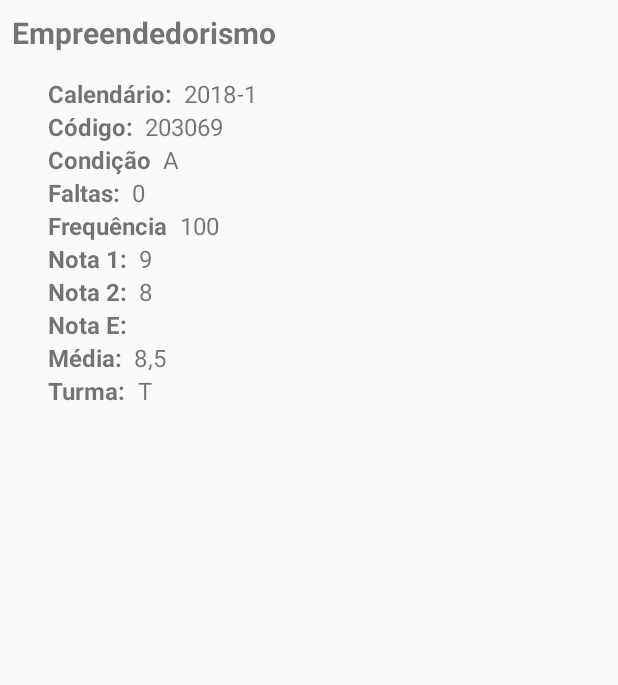
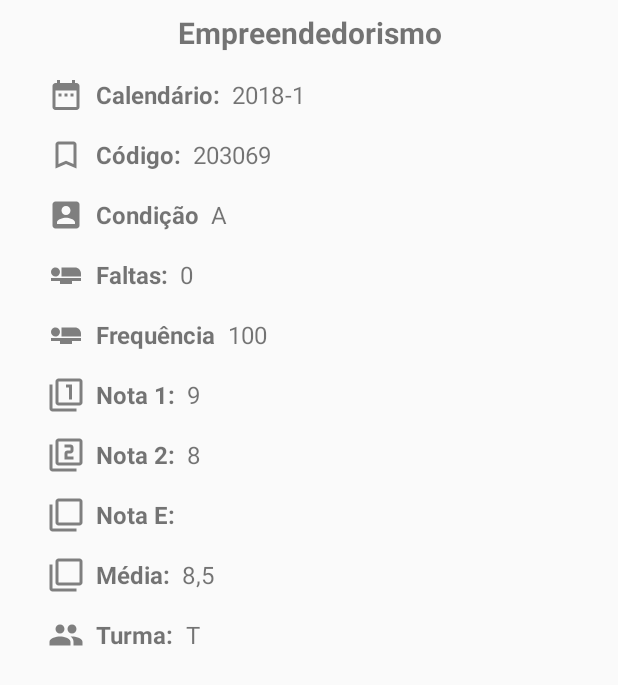
Before and after one commit to pedromneto97/uepgacadonline-api, an Android app: the layout item_grade.xml on its own in the app's theme, with its tools: preview values and no code run, on a phone screen of 412 x 824 dp. Shown: the top 685 px of the screen. Run offline under Robolectric (Android 15) with nearby library versions, the phone set to English and light mode, and no system bars.

Commit message:
update icons

```diff
--- /dev/null
+++ b/app/src/main/res/drawable/ic_account_box_black_24dp.xml
@@ -0,0 +1,9 @@
+<vector xmlns:android="http://schemas.android.com/apk/res/android"
+        android:width="24dp"
+        android:height="24dp"
+        android:viewportWidth="24.0"
+        android:viewportHeight="24.0">
+    <path
+        android:fillColor="#FF000000"
+        android:pathData="M3,5v14c0,1.1 0.89,2 2,2h14c1.1,0 2,-0.9 2,-2L21,5c0,-1.1 -0.9,-2 -2,-2L5,3c-1.11,0 -2,0.9 -2,2zM15,9c0,1.66 -1.34,3 -3,3s-3,-1.34 -3,-3 1.34,-3 3,-3 3,1.34 3,3zM6,17c0,-2 4,-3.1 6,-3.1s6,1.1 6,3.1v1L6,18v-1z"/>
+</vector>
--- /dev/null
+++ b/app/src/main/res/drawable/ic_airline_seat_flat_black_24dp.xml
@@ -0,0 +1,9 @@
+<vector xmlns:android="http://schemas.android.com/apk/res/android"
+        android:width="24dp"
+        android:height="24dp"
+        android:viewportWidth="24.0"
+        android:viewportHeight="24.0">
+    <path
+        android:fillColor="#FF000000"
+        android:pathData="M22,11v2L9,13L9,7h9c2.21,0 4,1.79 4,4zM2,14v2h6v2h8v-2h6v-2L2,14zM7.14,12.1c1.16,-1.19 1.14,-3.08 -0.04,-4.24 -1.19,-1.16 -3.08,-1.14 -4.24,0.04 -1.16,1.19 -1.14,3.08 0.04,4.24 1.19,1.16 3.08,1.14 4.24,-0.04z"/>
+</vector>
--- /dev/null
+++ b/app/src/main/res/drawable/ic_date_range_black_24dp.xml
@@ -0,0 +1,9 @@
+<vector xmlns:android="http://schemas.android.com/apk/res/android"
+        android:width="24dp"
+        android:height="24dp"
+        android:viewportWidth="24.0"
+        android:viewportHeight="24.0">
+    <path
+        android:fillColor="#FF000000"
+        android:pathData="M9,11L7,11v2h2v-2zM13,11h-2v2h2v-2zM17,11h-2v2h2v-2zM19,4h-1L18,2h-2v2L8,4L8,2L6,2v2L5,4c-1.11,0 -1.99,0.9 -1.99,2L3,20c0,1.1 0.89,2 2,2h14c1.1,0 2,-0.9 2,-2L21,6c0,-1.1 -0.9,-2 -2,-2zM19,20L5,20L5,9h14v11z"/>
+</vector>
--- /dev/null
+++ b/app/src/main/res/drawable/ic_filter_1_black_24dp.xml
@@ -0,0 +1,9 @@
+<vector xmlns:android="http://schemas.android.com/apk/res/android"
+        android:width="24dp"
+        android:height="24dp"
+        android:viewportWidth="24.0"
+        android:viewportHeight="24.0">
+    <path
+        android:fillColor="#FF000000"
+        android:pathData="M3,5L1,5v16c0,1.1 0.9,2 2,2h16v-2L3,21L3,5zM14,15h2L16,5h-4v2h2v8zM21,1L7,1c-1.1,0 -2,0.9 -2,2v14c0,1.1 0.9,2 2,2h14c1.1,0 2,-0.9 2,-2L23,3c0,-1.1 -0.9,-2 -2,-2zM21,17L7,17L7,3h14v14z"/>
+</vector>
--- /dev/null
+++ b/app/src/main/res/drawable/ic_filter_2_black_24dp.xml
@@ -0,0 +1,9 @@
+<vector xmlns:android="http://schemas.android.com/apk/res/android"
+        android:width="24dp"
+        android:height="24dp"
+        android:viewportWidth="24.0"
+        android:viewportHeight="24.0">
+    <path
+        android:fillColor="#FF000000"
+        android:pathData="M3,5L1,5v16c0,1.1 0.9,2 2,2h16v-2L3,21L3,5zM21,1L7,1c-1.1,0 -2,0.9 -2,2v14c0,1.1 0.9,2 2,2h14c1.1,0 2,-0.9 2,-2L23,3c0,-1.1 -0.9,-2 -2,-2zM21,17L7,17L7,3h14v14zM17,13h-4v-2h2c1.1,0 2,-0.89 2,-2L17,7c0,-1.11 -0.9,-2 -2,-2h-4v2h4v2h-2c-1.1,0 -2,0.89 -2,2v4h6v-2z"/>
+</vector>
--- /dev/null
+++ b/app/src/main/res/drawable/ic_filter_none_black_24dp.xml
@@ -0,0 +1,9 @@
+<vector xmlns:android="http://schemas.android.com/apk/res/android"
+        android:width="24dp"
+        android:height="24dp"
+        android:viewportWidth="24.0"
+        android:viewportHeight="24.0">
+    <path
+        android:fillColor="#FF000000"
+        android:pathData="M3,5L1,5v16c0,1.1 0.9,2 2,2h16v-2L3,21L3,5zM21,1L7,1c-1.1,0 -2,0.9 -2,2v14c0,1.1 0.9,2 2,2h14c1.1,0 2,-0.9 2,-2L23,3c0,-1.1 -0.9,-2 -2,-2zM21,17L7,17L7,3h14v14z"/>
+</vector>
--- /dev/null
+++ b/app/src/main/res/drawable/ic_group_black_24dp.xml
@@ -0,0 +1,9 @@
+<vector xmlns:android="http://schemas.android.com/apk/res/android"
+        android:width="24dp"
+        android:height="24dp"
+        android:viewportWidth="24.0"
+        android:viewportHeight="24.0">
+    <path
+        android:fillColor="#FF000000"
+        android:pathData="M16,11c1.66,0 2.99,-1.34 2.99,-3S17.66,5 16,5c-1.66,0 -3,1.34 -3,3s1.34,3 3,3zM8,11c1.66,0 2.99,-1.34 2.99,-3S9.66,5 8,5C6.34,5 5,6.34 5,8s1.34,3 3,3zM8,13c-2.33,0 -7,1.17 -7,3.5L1,19h14v-2.5c0,-2.33 -4.67,-3.5 -7,-3.5zM16,13c-0.29,0 -0.62,0.02 -0.97,0.05 1.16,0.84 1.97,1.97 1.97,3.45L17,19h6v-2.5c0,-2.33 -4.67,-3.5 -7,-3.5z"/>
+</vector>
--- /dev/null
+++ b/app/src/main/res/drawable/ic_turned_in_not_black_24dp.xml
@@ -0,0 +1,9 @@
+<vector xmlns:android="http://schemas.android.com/apk/res/android"
+        android:width="24dp"
+        android:height="24dp"
+        android:viewportWidth="24.0"
+        android:viewportHeight="24.0">
+    <path
+        android:fillColor="#FF000000"
+        android:pathData="M17,3L7,3c-1.1,0 -1.99,0.9 -1.99,2L5,21l7,-3 7,3L19,5c0,-1.1 -0.9,-2 -2,-2zM17,18l-5,-2.18L7,18L7,5h10v13z"/>
+</vector>
--- a/app/src/main/res/layout/item_grade.xml
+++ b/app/src/main/res/layout/item_grade.xml
@@ -5,13 +5,13 @@
     android:orientation="vertical">
 
     <TextView
-        android:layout_width="wrap_content"
+        android:layout_width="match_parent"
         android:layout_height="wrap_content"
         android:text="Empreendedorismo"
         android:textSize="20sp"
         android:textStyle="bold"
-        android:paddingLeft="8dp"
-        android:paddingTop="8dp"
+        android:padding="8dp"
+        android:gravity="center_horizontal"
         android:id="@+id/item_grade_name"/>
 
     <LinearLayout
@@ -19,22 +19,32 @@
         android:layout_height="wrap_content"
         android:orientation="horizontal">
 
+        <ImageView
+            android:layout_width="wrap_content"
+            android:layout_height="wrap_content"
+            android:src="@drawable/ic_date_range_black_24dp"
+            android:layout_marginTop="8dp"
+            android:layout_marginBottom="8dp"
+            android:paddingRight="8dp"
+            android:paddingLeft="32dp"
+            android:tint="#7f7f7f"/>
+
         <TextView
             android:layout_width="wrap_content"
-            android:layout_height="wrap_content"
+            android:layout_height="match_parent"
             android:text="Calendário:"
             android:textSize="16sp"
             android:textStyle="bold"
-            android:paddingLeft="32dp"
             android:paddingRight="8dp"
-            android:paddingTop="16dp"/>
+            android:gravity="center_vertical"/>
 
         <TextView
             android:layout_width="wrap_content"
-            android:layout_height="wrap_content"
+            android:layout_height="match_parent"
             android:text="2018-1"
             android:textSize="16sp"
-            android:id="@+id/item_grade_calendar"/>
+            android:id="@+id/item_grade_calendar"
+            android:gravity="center_vertical"/>
 
     </LinearLayout>
 
@@ -43,21 +53,32 @@
         android:layout_height="wrap_content"
         android:orientation="horizontal">
 
+        <ImageView
+            android:layout_width="wrap_content"
+            android:layout_height="wrap_content"
+            android:src="@drawable/ic_turned_in_not_black_24dp"
+            android:layout_marginTop="8dp"
+            android:layout_marginBottom="8dp"
+            android:paddingRight="8dp"
+            android:paddingLeft="32dp"
+            android:tint="#7f7f7f"/>
+
         <TextView
             android:layout_width="wrap_content"
-            android:layout_height="wrap_content"
+            android:layout_height="match_parent"
             android:text="Código:"
             android:textSize="16sp"
             android:textStyle="bold"
-            android:paddingLeft="32dp"
-            android:paddingRight="8dp"/>
+            android:paddingRight="8dp"
+            android:gravity="center_vertical"/>
 
         <TextView
             android:layout_width="wrap_content"
-            android:layout_height="wrap_content"
+            android:layout_height="match_parent"
             android:text="203069"
             android:textSize="16sp"
-            android:id="@+id/item_grade_cod"/>
+            android:id="@+id/item_grade_cod"
+            android:gravity="center_vertical"/>
 
     </LinearLayout>
 
@@ -66,21 +87,32 @@
         android:layout_height="wrap_content"
         android:orientation="horizontal">
 
+        <ImageView
+            android:layout_width="wrap_content"
+            android:layout_height="wrap_content"
+            android:src="@drawable/ic_account_box_black_24dp"
+            android:layout_marginTop="8dp"
+            android:layout_marginBottom="8dp"
+            android:paddingRight="8dp"
+            android:paddingLeft="32dp"
+            android:tint="#7f7f7f"/>
+
         <TextView
             android:layout_width="wrap_content"
-            android:layout_height="wrap_content"
+            android:layout_height="match_parent"
             android:text="Condição"
             android:textSize="16sp"
             android:textStyle="bold"
-            android:paddingLeft="32dp"
-            android:paddingRight="8dp"/>
+            android:paddingRight="8dp"
+            android:gravity="center_vertical"/>
 
         <TextView
             android:layout_width="wrap_content"
-            android:layout_height="wrap_content"
+            android:layout_height="match_parent"
             android:text="A"
             android:textSize="16sp"
-            android:id="@+id/item_grade_status"/>
+            android:id="@+id/item_grade_status"
+            android:gravity="center_vertical"/>
 
     </LinearLayout>
 
@@ -89,21 +121,32 @@
         android:layout_height="wrap_content"
         android:orientation="horizontal">
 
+        <ImageView
+            android:layout_width="wrap_content"
+            android:layout_height="wrap_content"
+            android:src="@drawable/ic_airline_seat_flat_black_24dp"
+            android:layout_marginTop="8dp"
+            android:layout_marginBottom="8dp"
+            android:paddingRight="8dp"
+            android:paddingLeft="32dp"
+            android:tint="#7f7f7f"/>
+
         <TextView
             android:layout_width="wrap_content"
-            android:layout_height="wrap_content"
+            android:layout_height="match_parent"
             android:text="Faltas:"
             android:textSize="16sp"
             android:textStyle="bold"
-            android:paddingLeft="32dp"
-            android:paddingRight="8dp"/>
+            android:paddingRight="8dp"
+            android:gravity="center_vertical"/>
 
         <TextView
             android:layout_width="wrap_content"
-            android:layout_height="wrap_content"
+            android:layout_height="match_parent"
             android:text="0"
             android:textSize="16sp"
-            android:id="@+id/item_grade_absences"/>
+            android:id="@+id/item_grade_absences"
+            android:gravity="center_vertical"/>
 
     </LinearLayout>
 
@@ -112,21 +155,32 @@
         android:layout_height="wrap_content"
         android:orientation="horizontal">
 
+        <ImageView
+            android:layout_width="wrap_content"
+            android:layout_height="wrap_content"
+            android:src="@drawable/ic_airline_seat_flat_black_24dp"
+            android:layout_marginTop="8dp"
+            android:layout_marginBottom="8dp"
+            android:paddingRight="8dp"
+            android:paddingLeft="32dp"
+            android:tint="#7f7f7f"/>
+
         <TextView
             android:layout_width="wrap_content"
-            android:layout_height="wrap_content"
+            android:layout_height="match_parent"
             android:text="Frequência"
             android:textSize="16sp"
             android:textStyle="bold"
-            android:paddingLeft="32dp"
-            android:paddingRight="8dp"/>
+            android:paddingRight="8dp"
+            android:gravity="center_vertical"/>
 
         <TextView
             android:layout_width="wrap_content"
-            android:layout_height="wrap_content"
+            android:layout_height="match_parent"
             android:text="100"
             android:textSize="16sp"
-            android:id="@+id/item_grade_attendance"/>
+            android:id="@+id/item_grade_attendance"
+            android:gravity="center_vertical"/>
 
     </LinearLayout>
 
@@ -135,21 +189,32 @@
         android:layout_height="wrap_content"
         android:orientation="horizontal">
 
+        <ImageView
+            android:layout_width="wrap_content"
+            android:layout_height="wrap_content"
+            android:src="@drawable/ic_filter_1_black_24dp"
+            android:layout_marginTop="8dp"
+            android:layout_marginBottom="8dp"
+            android:paddingRight="8dp"
+            android:paddingLeft="32dp"
+            android:tint="#7f7f7f"/>
+
         <TextView
             android:layout_width="wrap_content"
-            android:layout_height="wrap_content"
+            android:layout_height="match_parent"
             android:text="Nota 1:"
             android:textSize="16sp"
             android:textStyle="bold"
-            android:paddingLeft="32dp"
-            android:paddingRight="8dp"/>
+            android:paddingRight="8dp"
+            android:gravity="center_vertical"/>
 
         <TextView
             android:layout_width="wrap_content"
-            android:layout_height="wrap_content"
+            android:layout_height="match_parent"
             android:text="9"
             android:textSize="16sp"
-            android:id="@+id/item_grade_grade_1"/>
+            android:id="@+id/item_grade_grade_1"
+            android:gravity="center_vertical"/>
 
     </LinearLayout>
 
@@ -158,21 +223,32 @@
         android:layout_height="wrap_content"
         android:orientation="horizontal">
 
+        <ImageView
+            android:layout_width="wrap_content"
+            android:layout_height="wrap_content"
+            android:src="@drawable/ic_filter_2_black_24dp"
+            android:layout_marginTop="8dp"
+            android:layout_marginBottom="8dp"
+            android:paddingRight="8dp"
+            android:paddingLeft="32dp"
+            android:tint="#7f7f7f"/>
+
         <TextView
             android:layout_width="wrap_content"
-            android:layout_height="wrap_content"
+            android:layout_height="match_parent"
             android:text="Nota 2:"
             android:textSize="16sp"
             android:textStyle="bold"
-            android:paddingLeft="32dp"
-            android:paddingRight="8dp"/>
+            android:paddingRight="8dp"
+            android:gravity="center_vertical"/>
 
         <TextView
             android:layout_width="wrap_content"
-            android:layout_height="wrap_content"
+            android:layout_height="match_parent"
             android:text="8"
             android:textSize="16sp"
-            android:id="@+id/item_grade_grade_2"/>
+            android:id="@+id/item_grade_grade_2"
+            android:gravity="center_vertical"/>
 
     </LinearLayout>
 
@@ -181,21 +257,32 @@
         android:layout_height="wrap_content"
         android:orientation="horizontal">
 
+        <ImageView
+            android:layout_width="wrap_content"
+            android:layout_height="wrap_content"
+            android:src="@drawable/ic_filter_none_black_24dp"
+            android:layout_marginTop="8dp"
+            android:layout_marginBottom="8dp"
+            android:paddingRight="8dp"
+            android:paddingLeft="32dp"
+            android:tint="#7f7f7f"/>
+
         <TextView
             android:layout_width="wrap_content"
-            android:layout_height="wrap_content"
+            android:layout_height="match_parent"
             android:text="Nota E:"
             android:textSize="16sp"
             android:textStyle="bold"
-            android:paddingLeft="32dp"
-            android:paddingRight="8dp"/>
+            android:paddingRight="8dp"
+            android:gravity="center_vertical"/>
 
         <TextView
             android:layout_width="wrap_content"
-            android:layout_height="wrap_content"
+            android:layout_height="match_parent"
             android:text=""
             android:textSize="16sp"
-            android:id="@+id/item_grade_grade_e"/>
+            android:id="@+id/item_grade_grade_e"
+            android:gravity="center_vertical"/>
 
     </LinearLayout>
 
@@ -204,21 +291,32 @@
         android:layout_height="wrap_content"
         android:orientation="horizontal">
 
+        <ImageView
+            android:layout_width="wrap_content"
+            android:layout_height="wrap_content"
+            android:src="@drawable/ic_filter_none_black_24dp"
+            android:layout_marginTop="8dp"
+            android:layout_marginBottom="8dp"
+            android:paddingRight="8dp"
+            android:paddingLeft="32dp"
+            android:tint="#7f7f7f"/>
+
         <TextView
             android:layout_width="wrap_content"
-            android:layout_height="wrap_content"
+            android:layout_height="match_parent"
             android:text="Média:"
             android:textSize="16sp"
             android:textStyle="bold"
-            android:paddingLeft="32dp"
-            android:paddingRight="8dp"/>
+            android:paddingRight="8dp"
+            android:gravity="center_vertical"/>
 
         <TextView
             android:layout_width="wrap_content"
-            android:layout_height="wrap_content"
+            android:layout_height="match_parent"
             android:text="8,5"
             android:textSize="16sp"
-            android:id="@+id/item_grade_grade_mean"/>
+            android:id="@+id/item_grade_grade_mean"
+            android:gravity="center_vertical"/>
 
     </LinearLayout>
 
@@ -227,22 +325,32 @@
         android:layout_height="wrap_content"
         android:orientation="horizontal">
 
+        <ImageView
+            android:layout_width="wrap_content"
+            android:layout_height="wrap_content"
+            android:src="@drawable/ic_group_black_24dp"
+            android:layout_marginTop="8dp"
+            android:layout_marginBottom="8dp"
+            android:paddingRight="8dp"
+            android:paddingLeft="32dp"
+            android:tint="#7f7f7f"/>
+
         <TextView
             android:layout_width="wrap_content"
-            android:layout_height="wrap_content"
+            android:layout_height="match_parent"
             android:text="Turma:"
             android:textSize="16sp"
             android:textStyle="bold"
-            android:paddingLeft="32dp"
-            android:paddingRight="8dp"/>
+            android:paddingRight="8dp"
+            android:gravity="center_vertical"/>
 
         <TextView
             android:layout_width="wrap_content"
-            android:layout_height="wrap_content"
+            android:layout_height="match_parent"
             android:text="T"
             android:textSize="16sp"
             android:id="@+id/item_grade_class_name"
-            android:paddingBottom="16dp"/>
+            android:gravity="center_vertical"/>
 
     </LinearLayout>
 
```
